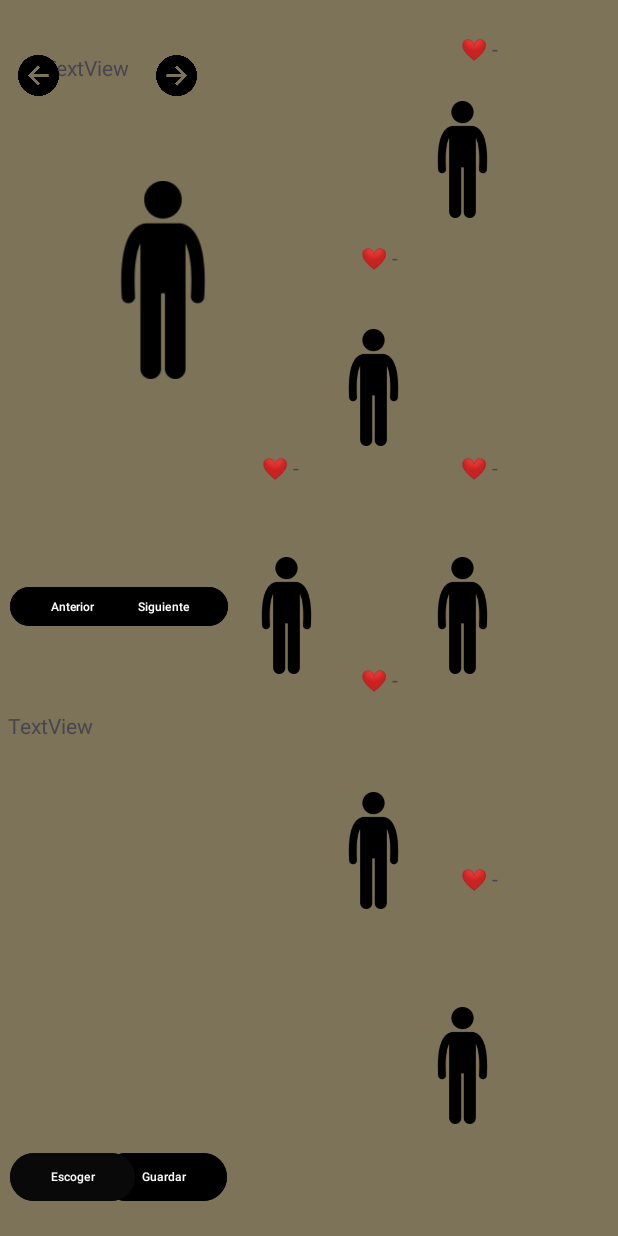
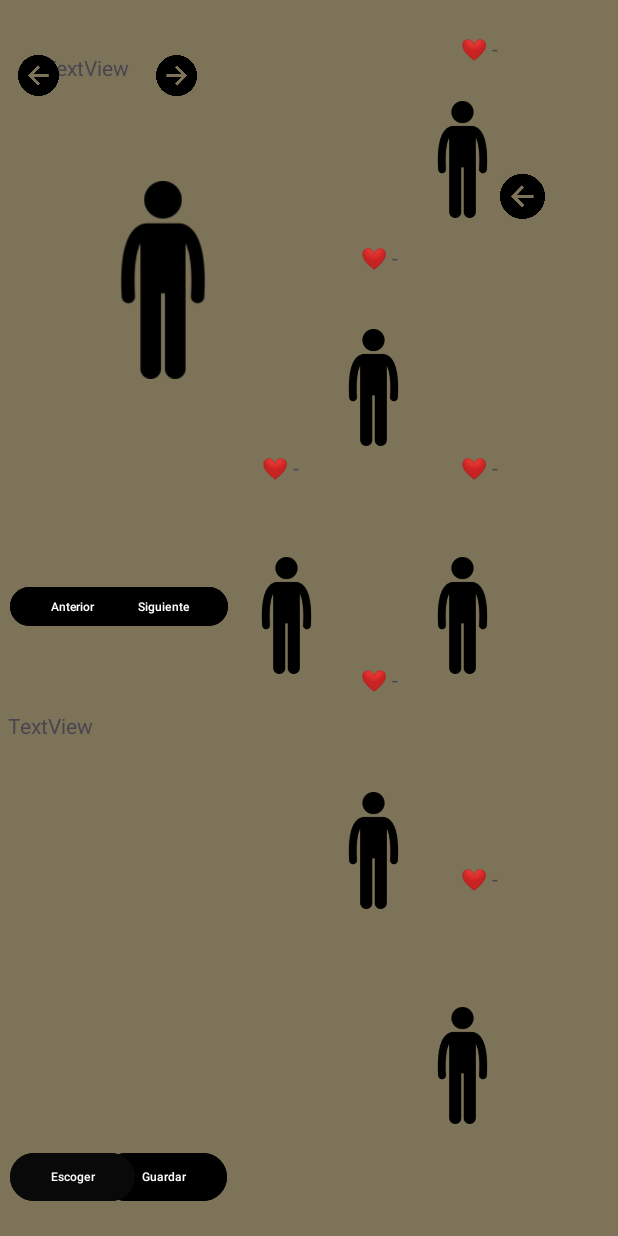
Before and after one commit to Heberblabla/Soticklord, an Android app: the screen it shows after launch (Principal), on a phone screen of 412 x 824 dp. Run offline under Robolectric (Android 15) with nearby library versions, the phone set to English and light mode, and no system bars.

Commit message:
Hashmap con busqueda en clave

```diff
--- /dev/null
+++ b/app/src/main/java/Data/Tropa.kt
@@ -0,0 +1,7 @@
+package Data
+
+data class Tropa(
+    val nombre: String,
+    val vida: Int,
+    val imagen: Int
+)
--- a/app/src/main/java/com/waos/soticklord/Principal.kt
+++ b/app/src/main/java/com/waos/soticklord/Principal.kt
@@ -1,20 +1,181 @@
 package com.waos.soticklord
 
 import android.os.Bundle
+import android.view.View
+import android.widget.ImageView
 import androidx.activity.enableEdgeToEdge
 import androidx.appcompat.app.AppCompatActivity
 import androidx.core.view.ViewCompat
 import androidx.core.view.WindowInsetsCompat
+import Data.Tropa
+
 
 class Principal : AppCompatActivity() {
+    //atributos
+    var indice_waos = 5
+    var indice_reyes = 1
+    var indice_tropas = 1
+
+    var Diccionario_Reyes = HashMap<Int, Tropa>()
+    var Diccionario_Tropas = HashMap<Int, Tropa>()
+
+    // Lista de imágenes (la llenamos en onCreate)
+    lateinit var imagenes: ArrayList<ImageView>
+
     override fun onCreate(savedInstanceState: Bundle?) {
         super.onCreate(savedInstanceState)
         enableEdgeToEdge()
         setContentView(R.layout.activity_principal)
+
+        // AHORA ya puedes hacer findViewById
+        imagenes = arrayListOf(
+            findViewById(R.id.Cero),
+            findViewById(R.id.Uno),
+            findViewById(R.id.Dos),
+            findViewById(R.id.Tres),
+            findViewById(R.id.Cuatro),
+            findViewById(R.id.Cinco)
+        )
+
+        Crear_Diccionario()
+        Ocultar_imagenes()
+
         ViewCompat.setOnApplyWindowInsetsListener(findViewById(R.id.main)) { v, insets ->
             val systemBars = insets.getInsets(WindowInsetsCompat.Type.systemBars())
             v.setPadding(systemBars.left, systemBars.top, systemBars.right, systemBars.bottom)
             insets
         }
     }
+
+
+    //metodos
+
+    fun Crear_Diccionario(){
+        Diccionario_Tropas[1] = Tropa("Arquero", 100, R.drawable.arquero_tropa)
+        Diccionario_Tropas[2] = Tropa("Mago", 80, R.drawable.espadachin_tropa)
+        Diccionario_Tropas[3] = Tropa("Gigante", 200, R.drawable.gigante_tropa)
+        Diccionario_Tropas[4] = Tropa("Espadachin", 200, R.drawable.espadachin_tropa)
+
+        Diccionario_Reyes[1] = Tropa("Rey Arquero", 100, R.drawable.rey_arquero)
+        Diccionario_Reyes[2] = Tropa("Rey Lanzatonio", 80, R.drawable.rey_lanzatonio)
+        Diccionario_Reyes[3] = Tropa("Rey Gigante", 200, R.drawable.rey_de_los_gigantes)
+        Diccionario_Reyes[4] = Tropa("Rey Espadachin", 200, R.drawable.rey_espadachin)
+
+    }
+    fun Ocultar_imagenes() {
+        for (img in imagenes) {
+            img.visibility = View.INVISIBLE
+        }
+        imagenes[indice_waos].visibility = View.VISIBLE
+    }
+    fun Boton_siguiente_Seleccion(view: View) {
+        val imagenCentral = findViewById<ImageView>(R.id.Imagen_Central)
+
+        if (indice_waos >= 1 && indice_waos <= 5) {
+
+            val seleccionada = Diccionario_Tropas[indice_tropas]
+            imagenCentral.setImageResource(seleccionada?.imagen ?: R.drawable.tropa_default)
+            indice_tropas = indice_tropas + 1
+            if (indice_tropas > Diccionario_Tropas.size)
+                indice_tropas = 1
+        }
+
+        if (indice_waos == 0) {
+            val seleccionada = Diccionario_Reyes[indice_reyes]
+            imagenCentral.setImageResource(seleccionada?.imagen ?: R.drawable.tropa_default)
+            indice_reyes = indice_reyes + 1
+            if (indice_reyes > Diccionario_Reyes.size)
+                indice_reyes = 1
+
+        }
+
+    }
+    fun Boton_Anterior_Seleccion(){
+
+    }
+
+    //indice de la tropa para asignarle un personaje avanzar
+    fun Boton_siguiente_tropa(view: View){
+        if (indice_waos == 5){
+            imagenes[indice_waos].visibility = View.INVISIBLE
+            indice_waos = 4
+            imagenes[indice_waos].visibility = View.VISIBLE
+            return
+        }
+        if (indice_waos == 4){
+            imagenes[indice_waos].visibility = View.INVISIBLE
+            indice_waos = 3
+            imagenes[indice_waos].visibility = View.VISIBLE
+            return
+        }
+        if (indice_waos == 3){
+            imagenes[indice_waos].visibility = View.INVISIBLE
+            indice_waos = 2
+            imagenes[indice_waos].visibility = View.VISIBLE
+            return
+        }
+        if (indice_waos == 2){
+            imagenes[indice_waos].visibility = View.INVISIBLE
+            indice_waos = 1
+            imagenes[indice_waos].visibility = View.VISIBLE
+            return
+        }
+        if (indice_waos == 1){
+            imagenes[indice_waos].visibility = View.INVISIBLE
+            indice_waos = 0
+            imagenes[indice_waos].visibility = View.VISIBLE
+            return
+        }
+        if (indice_waos == 0){
+            imagenes[indice_waos].visibility = View.INVISIBLE
+            indice_waos = 5
+            imagenes[indice_waos].visibility = View.VISIBLE
+            return
+        }
+
+    }
+    //retroceder
+    fun Boton_Anterior_tropa(view: View){
+        if (indice_waos == 5){
+            imagenes[indice_waos].visibility = View.INVISIBLE
+            indice_waos = 1
+            imagenes[indice_waos].visibility = View.VISIBLE
+            return
+        }
+        if (indice_waos == 4){
+            imagenes[indice_waos].visibility = View.INVISIBLE
+            indice_waos = 5
+            imagenes[indice_waos].visibility = View.VISIBLE
+            return
+        }
+        if (indice_waos == 3){
+            imagenes[indice_waos].visibility = View.INVISIBLE
+            indice_waos = 4
+            imagenes[indice_waos].visibility = View.VISIBLE
+            return
+        }
+        if (indice_waos == 2){
+            imagenes[indice_waos].visibility = View.INVISIBLE
+            indice_waos = 3
+            imagenes[indice_waos].visibility = View.VISIBLE
+            return
+        }
+        if (indice_waos == 1){
+            imagenes[indice_waos].visibility = View.INVISIBLE
+            indice_waos = 2
+            imagenes[indice_waos].visibility = View.VISIBLE
+            return
+        }
+        if (indice_waos == 0){
+            imagenes[indice_waos].visibility = View.INVISIBLE
+            indice_waos = 1
+            imagenes[indice_waos].visibility = View.VISIBLE
+            return
+        }
+
+    }
+
+
+
+
 }
--- a/app/src/main/res/layout/activity_principal.xml
+++ b/app/src/main/res/layout/activity_principal.xml
@@ -93,7 +93,7 @@
         app:srcCompat="@drawable/tropa_default" />
 
     <ImageView
-        android:id="@+id/imageView14"
+        android:id="@+id/Imagen_Central"
         android:layout_width="205dp"
         android:layout_height="132dp"
         app:layout_constraintBottom_toBottomOf="parent"
@@ -109,6 +109,7 @@
         android:layout_width="86dp"
         android:layout_height="34dp"
         android:backgroundTint="#000000"
+        android:onClick="Boton_siguiente_Seleccion"
         android:text="Siguiente"
         android:textColor="#FFFFFF"
         android:textSize="8sp"
@@ -256,6 +257,7 @@
         android:layout_height="27dp"
         android:adjustViewBounds="true"
         android:backgroundTint="#00FFFFFF"
+        android:onClick="Boton_siguiente_tropa"
         android:padding="0dp"
         android:scaleType="fitCenter"
         app:layout_constraintBottom_toBottomOf="parent"
@@ -272,6 +274,7 @@
         android:layout_height="27dp"
         android:adjustViewBounds="true"
         android:backgroundTint="#00FFFFFF"
+        android:onClick="Boton_Anterior_tropa"
         android:padding="0dp"
         android:scaleType="fitCenter"
         app:layout_constraintBottom_toBottomOf="parent"
@@ -282,5 +285,77 @@
         app:layout_constraintVertical_bias="0.046"
         app:srcCompat="@drawable/boton2" />
 
+    <ImageView
+        android:id="@+id/Cinco"
+        android:layout_width="31dp"
+        android:layout_height="30dp"
+        app:layout_constraintBottom_toBottomOf="parent"
+        app:layout_constraintEnd_toEndOf="parent"
+        app:layout_constraintHorizontal_bias="0.874"
+        app:layout_constraintStart_toStartOf="parent"
+        app:layout_constraintTop_toTopOf="parent"
+        app:layout_constraintVertical_bias="0.146"
+        app:srcCompat="@drawable/boton2" />
+
+    <ImageView
+        android:id="@+id/Cuatro"
+        android:layout_width="31dp"
+        android:layout_height="30dp"
+        app:layout_constraintBottom_toBottomOf="parent"
+        app:layout_constraintEnd_toEndOf="parent"
+        app:layout_constraintHorizontal_bias="0.874"
+        app:layout_constraintStart_toStartOf="parent"
+        app:layout_constraintTop_toTopOf="parent"
+        app:layout_constraintVertical_bias="0.506"
+        app:srcCompat="@drawable/boton2" />
+
+    <ImageView
+        android:id="@+id/Tres"
+        android:layout_width="31dp"
+        android:layout_height="30dp"
+        app:layout_constraintBottom_toBottomOf="parent"
+        app:layout_constraintEnd_toEndOf="parent"
+        app:layout_constraintHorizontal_bias="0.874"
+        app:layout_constraintStart_toStartOf="parent"
+        app:layout_constraintTop_toTopOf="parent"
+        app:layout_constraintVertical_bias="0.853"
+        app:srcCompat="@drawable/boton2" />
+
+    <ImageView
+        android:id="@+id/Uno"
+        android:layout_width="31dp"
+        android:layout_height="30dp"
+        app:layout_constraintBottom_toBottomOf="parent"
+        app:layout_constraintEnd_toEndOf="parent"
+        app:layout_constraintHorizontal_bias="0.705"
+        app:layout_constraintStart_toStartOf="parent"
+        app:layout_constraintTop_toTopOf="parent"
+        app:layout_constraintVertical_bias="0.307"
+        app:srcCompat="@drawable/boton2" />
+
+    <ImageView
+        android:id="@+id/Dos"
+        android:layout_width="31dp"
+        android:layout_height="30dp"
+        app:layout_constraintBottom_toBottomOf="parent"
+        app:layout_constraintEnd_toEndOf="parent"
+        app:layout_constraintHorizontal_bias="0.705"
+        app:layout_constraintStart_toStartOf="parent"
+        app:layout_constraintTop_toTopOf="parent"
+        app:layout_constraintVertical_bias="0.682"
+        app:srcCompat="@drawable/boton2" />
+
+    <ImageView
+        android:id="@+id/Cero"
+        android:layout_width="31dp"
+        android:layout_height="30dp"
+        app:layout_constraintBottom_toBottomOf="parent"
+        app:layout_constraintEnd_toEndOf="parent"
+        app:layout_constraintHorizontal_bias="0.542"
+        app:layout_constraintStart_toStartOf="parent"
+        app:layout_constraintTop_toTopOf="parent"
+        app:layout_constraintVertical_bias="0.496"
+        app:srcCompat="@drawable/boton2" />
+
 
 </androidx.constraintlayout.widget.ConstraintLayout>
```
Also changed, not shown: app/src/main/java/Libreria/Seleccion.kt (added, +14 -0 lines), app/src/main/res/drawable/arquero_tropa.png (added), app/src/main/res/drawable/espadachin_tropa.png (added), app/src/main/res/drawable/lanzatonio_tropa.png (added), app/src/main/res/drawable/rey_arquero.png (added), app/src/main/res/drawable/rey_de_los_gigantes.png (added), app/src/main/res/drawable/rey_espadachin.png (added), app/src/main/res/drawable/rey_lanzatonio.png (added).
